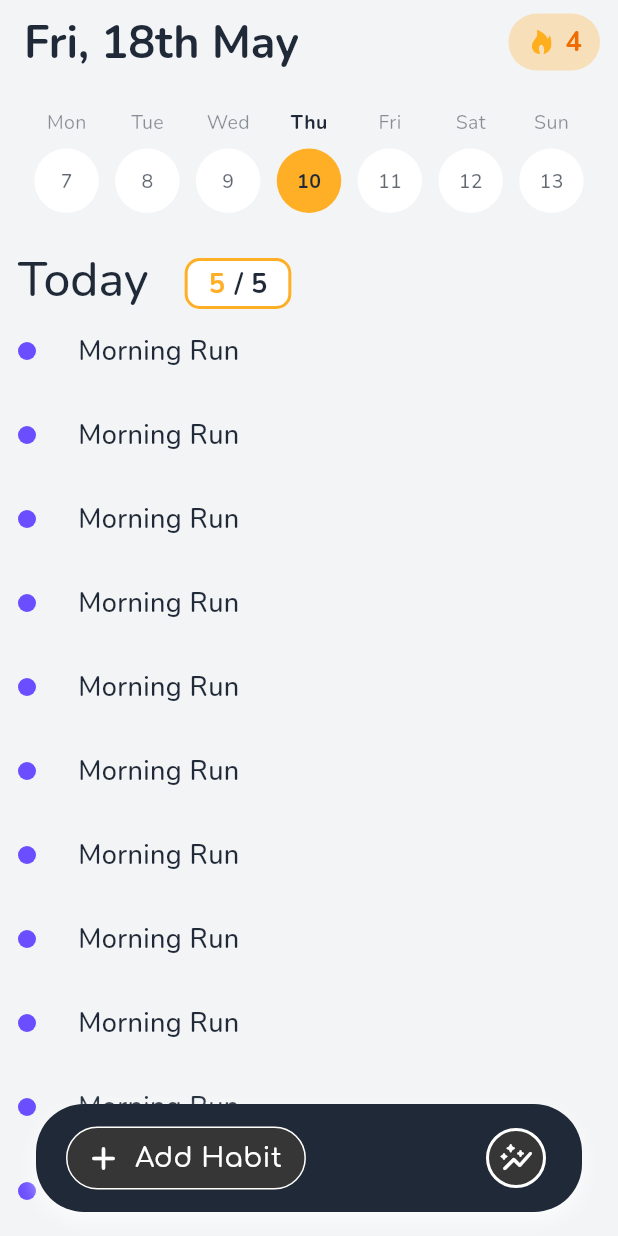
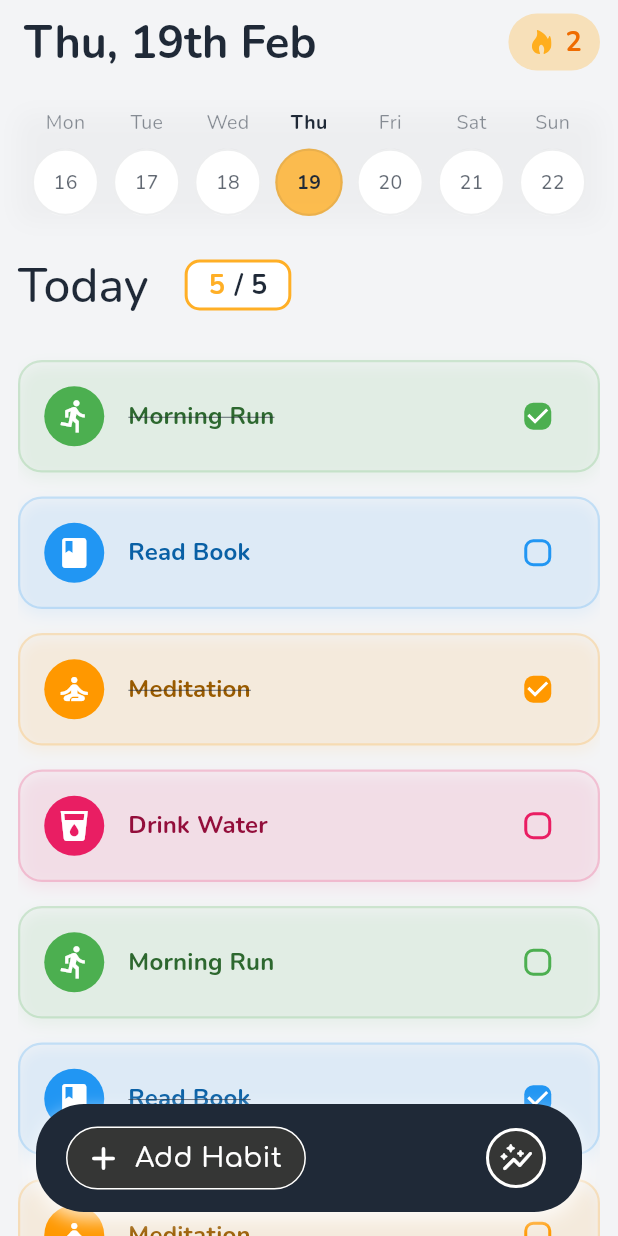
Before and after one commit to kuriboh23/Habit_Tracker, a Flutter app: the screen it shows after launch, on a phone screen of 412 x 824 dp. Run offline on Flutter 3.47's test engine with Material 3 defaults, Android fonts, the phone set to English and light mode, and no system bars; our stand-ins replace flutter_svg.

Commit message:
Home Screen Update

```diff
--- a/lib/core/constants/app_strings.dart
+++ b/lib/core/constants/app_strings.dart
@@ -1,3 +1,5 @@
+import 'package:habit_tracker/core/utils/helper.dart';
+
 class AppStrings {
   // Prevent instantiation
   AppStrings._();
@@ -6,25 +8,15 @@ class AppStrings {
   static const String appName = "Habit Streak";
 
   // --- Home Screen ---
-  static const String homeDateHeading = "Fri, 18th May";
+  static String get homeDateHeading => Helper().getFormattedDate();
   static const String homeTodayHeading = "Today";
   static const String homeNewHabitBtn = "Add Habit";
   static const String homeNoHabits = "No habits for today. Start small!";
   static const String homeProgressTitle = "Progress";
 
-  // Weekdays (for your calendar strip)
-  static const String mon = "Mo";
-  static const String tue = "Tu";
-  static const String wed = "We";
-  static const String thu = "Th";
-  static const String fri = "Fr";
-  static const String sat = "Sa";
-  static const String sun = "Su";
-
-  // --- Add New Habit Screen (The list of categories) ---
+  // --- Add New Habit Screen ---
   static const String addHabitTitle = "Add New Habit";
   static const String done = "Done";
-
 
   // Default Categories
   static const String catHealth = "Health";
@@ -34,13 +26,13 @@ class AppStrings {
   static const String catFinance = "Finance";
   static const String catSocial = "Social";
 
-  // --- Create Habit Screen (The form) ---
+  // --- Create Habit Screen ---
   static const String createHabitTitle = "Create Habit";
   static const String habitNameHint = "Details...";
   static const String selectIcon = "Icon";
   static const String selectColor = "Color";
   static const String createBtn = "Create";
-  static const String updateBtn = "Update"; // For when they edit a habit
+  static const String updateBtn = "Update";
 
   // --- Dialogs & Alerts ---
   static const String deleteConfirmTitle = "Delete Habit?";
@@ -48,4 +40,5 @@ class AppStrings {
   static const String cancel = "Cancel";
   static const String delete = "Delete";
   static const String fieldRequired = "This field cannot be empty";
+
 }
--- /dev/null
+++ b/lib/core/constants/lists.dart
@@ -0,0 +1,64 @@
+import 'package:flutter/material.dart';
+import 'package:habit_tracker/core/theme/habits_palletes.dart';
+import 'package:habit_tracker/data/models/habit.dart';
+
+class AppLists {
+  static const List<String> weekDays = [
+    "Mon",
+    "Tue",
+    "Wed",
+    "Thu",
+    "Fri",
+    "Sat",
+    "Sun"
+  ];
+
+  static List<Habit> habits = [
+    Habit(
+      title: "Morning Run",
+      colorValue: HabitPalettes.colors[0].value,
+      iconCodePoint: Icons.directions_run.codePoint,
+      isCompleted: true
+    ),
+    Habit(
+      title: "Read Book",
+      colorValue: HabitPalettes.colors[1].value,
+      iconCodePoint: Icons.book.codePoint,
+    ),
+    Habit(
+      title: "Meditation",
+      colorValue: HabitPalettes.colors[2].value,
+      iconCodePoint: Icons.self_improvement.codePoint,
+      isCompleted: true
+    ),
+    Habit(
+      title: "Drink Water",
+      colorValue: HabitPalettes.colors[3].value,
+      iconCodePoint: Icons.local_drink.codePoint,
+    ),
+    Habit(
+      title: "Morning Run",
+      colorValue: HabitPalettes.colors[0].value,
+      iconCodePoint: Icons.directions_run.codePoint,
+
+    ),
+    Habit(
+      title: "Read Book",
+      colorValue: HabitPalettes.colors[1].value,
+      iconCodePoint: Icons.book.codePoint,
+      isCompleted: true
+    ),
+    Habit(
+      title: "Meditation",
+      colorValue: HabitPalettes.colors[2].value,
+      iconCodePoint: Icons.self_improvement.codePoint,
+
+    ),
+    Habit(
+      title: "Drink Water",
+      colorValue: HabitPalettes.colors[3].value,
+      iconCodePoint: Icons.local_drink.codePoint,
+      isCompleted: true
+    ),
+  ];
+}
--- a/lib/core/theme/app_theme.dart
+++ b/lib/core/theme/app_theme.dart
@@ -10,6 +10,7 @@ class AppTheme {
     appBarTheme: const AppBarTheme(
     systemOverlayStyle: SystemUiOverlayStyle(
       statusBarIconBrightness: Brightness.dark,
+      statusBarColor: Colors.transparent,
       statusBarBrightness: Brightness.light, // iOS
       ),
     ),
--- /dev/null
+++ b/lib/core/theme/habits_palletes.dart
@@ -0,0 +1,32 @@
+import 'package:flutter/material.dart';
+
+class HabitPalettes {
+  static const List<Color> colors = [
+    Color(0xFF4CAF50), // Green
+    Color(0xFF2196F3), // Blue
+    Color(0xFFFF9800), // Orange
+    Color(0xFFE91E63), // Pink
+  ];
+}
+
+extension HabitColorScheme on Color {
+
+  Color get lightBg => withAlpha(8);
+
+  Color get border => withAlpha(50);
+
+  Color get shadow => withAlpha(20);
+
+  Color get checkboxFill => this;
+
+  Color get iconBg => this;
+
+  Color get textColor => darken(0.2);
+
+  Color darken([double amount = .1]) {
+    final hsl = HSLColor.fromColor(this);
+    final darkened =
+        hsl.withLightness((hsl.lightness - amount).clamp(0.0, 1.0));
+    return darkened.toColor();
+  }
+}
--- /dev/null
+++ b/lib/core/utils/helper.dart
@@ -0,0 +1,57 @@
+import 'package:intl/intl.dart';
+class Helper {
+List<String> getWeekDays() {
+  DateTime now = DateTime.now();
+  // Start of the week (Monday)
+  DateTime monday = now.subtract(Duration(days: now.weekday - 1));
+
+  return List.generate(7, (index) {
+    DateTime day = monday.add(Duration(days: index));
+    return DateFormat('EEE').format(day); // Mon, Tue, ...
+  });
+}
+
+List<int> getWeekDates() {
+  DateTime now = DateTime.now();
+  DateTime monday = now.subtract(Duration(days: now.weekday - 1));
+
+  return List.generate(7, (index) {
+    DateTime day = monday.add(Duration(days: index));
+    return day.day; // 1, 2, 3, ...
+  });
+}
+
+int getTodayDate() {
+  // Monday = 0, Sunday = 6
+  return DateTime.now().day;
+}
+
+
+
+  // --- Private helper to format date dynamically ---
+  String getFormattedDate({DateTime? date}) {
+    DateTime now = date ?? DateTime.now();
+
+    String day = DateFormat('EEE').format(now);   // Fri
+    String month = DateFormat('MMM').format(now); // May
+    int dayNumber = now.day;
+    String suffix = getDaySuffix(dayNumber);
+
+    return "$day, $dayNumber$suffix $month";
+  }
+
+  String getDaySuffix(int day) {
+    if (day >= 11 && day <= 13) return "th";
+
+    switch (day % 10) {
+      case 1:
+        return "st";
+      case 2:
+        return "nd";
+      case 3:
+        return "rd";
+      default:
+        return "th";
+    }
+  }
+}
--- a/lib/data/models/habit.dart
+++ b/lib/data/models/habit.dart
@@ -0,0 +1,13 @@
+class Habit {
+  String title;
+  int colorValue;
+  int iconCodePoint;
+  bool isCompleted;
+
+  Habit({
+    required this.title,
+    required this.colorValue,
+    required this.iconCodePoint,
+    this.isCompleted = false,
+  });
+}
--- a/lib/presentation/screens/home_screen.dart
+++ b/lib/presentation/screens/home_screen.dart
@@ -1,12 +1,18 @@
 import 'package:flutter/material.dart';
+import 'package:flutter_svg/flutter_svg.dart';
 import 'package:habit_tracker/core/constants/app_strings.dart';
+import 'package:habit_tracker/core/constants/lists.dart';
+import 'package:habit_tracker/data/models/habit.dart';
 import 'package:habit_tracker/presentation/widgets/bottom_nav_bar.dart';
 import 'package:habit_tracker/presentation/widgets/date_row.dart';
 import 'package:habit_tracker/presentation/widgets/done_habits_badge.dart';
+import 'package:habit_tracker/presentation/widgets/habit_list_tile.dart';
 import 'package:habit_tracker/presentation/widgets/streak_badge.dart';
 
 class HomeScreen extends StatelessWidget {
-  const HomeScreen({super.key});
+  final List<Habit> habits = AppLists.habits;
+
+  HomeScreen({super.key});
 
   @override
   Widget build(BuildContext context) {
@@ -15,14 +21,12 @@ class HomeScreen extends StatelessWidget {
 
     return Scaffold(
       appBar: AppBar(
-        title: Text(
-          AppStrings.homeDateHeading,
-          style: theme.textTheme.headlineLarge,
-        ),
+        scrolledUnderElevation: 0,
+        title: Text(AppStrings.homeDateHeading, style: theme.textTheme.headlineLarge),
         backgroundColor: Colors.transparent,
         actions: [
-          StreakBadge(count: 4, iconPath: 'assets/icons/flame.svg',backgroundColor: colors.secondary,),
-          SizedBox(width: 12),
+          StreakBadge(count: 2, iconPath: 'assets/icons/flame.svg', backgroundColor: colors.secondary),
+          SizedBox(width: 12,)
         ],
       ),
       body: Padding(
@@ -30,50 +34,34 @@ class HomeScreen extends StatelessWidget {
         child: Column(
           crossAxisAlignment: CrossAxisAlignment.start,
           children: [
-            SizedBox(height: 16),
+            SizedBox(height: 16,),
             DateRow(),
-            SizedBox(height: 24),
+            SizedBox(height: 26,),
             Row(
-              crossAxisAlignment: CrossAxisAlignment.end,
               children: [
-                Text(
-                  AppStrings.homeTodayHeading,
-                  style: theme.textTheme.headlineLarge?.copyWith(
-                    fontWeight: FontWeight.w500,
-                    fontSize: 32,
-                  ),
-                ),
-                SizedBox(width: 24),
-                DoneHabitsBadge(count: 5, total: 5, color: colors.onSurface, doneColor: colors.secondary,),
+                Text(AppStrings.homeTodayHeading, style: theme.textTheme.headlineLarge?.copyWith(
+                  fontWeight: FontWeight.w500,
+                  fontSize: 32
+                ),),
+                SizedBox(width: 24,),
+                DoneHabitsBadge(count: 5, total: 5, color: colors.onSurface, doneColor: colors.secondary),
+
               ],
             ),
-            SizedBox(width: 12),
-                Expanded(
-                  child: ListView.builder(
-                    itemCount: 20,
-                    itemBuilder: (context, index) {
-
-                     return ListTile(
-                        contentPadding: EdgeInsets.zero,
-                        leading: Container(
-                          width: 12,
-                          height: 12,
-                          decoration: BoxDecoration(
-                            shape: BoxShape.circle,
-                            color: colors.primary,
-                          ),
-                        ),
-                        title: Text(
-                          'Morning Run',
-                          style: theme.textTheme.bodyMedium?.copyWith(
-                            fontSize: 18,
-                            fontWeight: FontWeight.w500,
-                          ),
-                        ),
-                      );
-                   } ,
-                  ),
-                ),
+            Expanded(child:
+            Container(
+              margin: const EdgeInsets.only(top: 12),
+              child: habits.isEmpty
+              ? Center(
+                child: SvgPicture.asset('assets/icons/empty.svg'),
+              )
+              : ListView.builder(
+                padding: const EdgeInsets.only(top: 10, bottom: 100),
+                itemCount: habits.length,
+                itemBuilder: (context, index) {
+                return HabitListTile(habit: habits[index]);
+              },),
+            ))
           ],
         ),
       ),
--- a/lib/presentation/widgets/date_row.dart
+++ b/lib/presentation/widgets/date_row.dart
@@ -1,4 +1,5 @@
 import 'package:flutter/material.dart';
+import 'package:habit_tracker/core/utils/helper.dart';
 
 class DateRow extends StatelessWidget {
 
@@ -9,18 +10,25 @@ class DateRow extends StatelessWidget {
     final theme = Theme.of(context);
     final colors = theme.colorScheme;
 
-    final days = ['Mon', 'Tue', 'Wed', 'Thu', 'Fri', 'Sat', 'Sun'];
-    final dates = [7, 8, 9, 10, 11, 12, 13];
-    final todayIndex = 'thu';
+    final days = Helper().getWeekDays();
+    final dates = Helper().getWeekDates();
+    final today = Helper().getTodayDate();
     return Container(
       width: double.infinity,
       decoration: BoxDecoration( // Light background like in the image
         borderRadius: BorderRadius.circular(8), // Optional rounded corners
+        boxShadow: [
+          BoxShadow(
+            color: Colors.black.withAlpha(6),
+            blurRadius: 12,
+            offset: Offset(0, 4),
+          ),
+        ],
       ),
       child: Row(
         mainAxisAlignment: MainAxisAlignment.spaceEvenly,
         children: List.generate(7, (index) {
-          final isToday = days[index].toLowerCase() == todayIndex;
+          final isToday = dates[index] == today;
           return Column(
             children: [
               Text(
@@ -33,11 +41,15 @@ class DateRow extends StatelessWidget {
               ),
               const SizedBox(height: 8),
               Container(
-                width: 43,
-                height: 43,
+                width: 45,
+                height: 45,
                 decoration: BoxDecoration(
+                  border: BoxBorder.all(
+                  color: Theme.of(context).colorScheme.onSurface.withAlpha(20),
+                  width: 1.5,
+                ),
                   shape: BoxShape.circle,
-                  color: isToday ? colors.secondary : Colors.white,
+                  color: isToday ? colors.secondary.withAlpha(205) : Colors.white,
                 ),
                 child: Center(
                   child: Text(
--- /dev/null
+++ b/lib/presentation/widgets/habit_list_tile.dart
@@ -0,0 +1,91 @@
+import 'package:flutter/material.dart';
+import 'package:habit_tracker/core/theme/habits_palletes.dart';
+import 'package:habit_tracker/data/models/habit.dart';
+
+class HabitListTile extends StatelessWidget {
+
+  final Habit habit;
+
+  const HabitListTile({
+    super.key,
+    required this.habit,
+  });
+
+  @override
+  Widget build(BuildContext context) {
+
+    final baseColor = Color(habit.colorValue);
+
+    final icon = IconData(
+      habit.iconCodePoint,
+      fontFamily: 'MaterialIcons',
+    );
+
+    return Container(
+      margin: const EdgeInsets.symmetric(vertical: 8),
+      padding: const EdgeInsets.symmetric(horizontal: 16, vertical: 12),
+      decoration: BoxDecoration(
+        color: baseColor.lightBg,
+        borderRadius: BorderRadius.circular(16),
+        border: Border.all(
+          color: baseColor.border,
+          width: 1.5,
+        ),
+        boxShadow: [
+          BoxShadow(
+            color: baseColor.shadow,
+            blurRadius: 8,
+            offset: const Offset(0, 4),
+          ),
+        ],
+      ),
+      child: Row(
+        mainAxisAlignment: MainAxisAlignment.spaceBetween,
+        children: [
+
+          /// LEFT SIDE
+          Row(
+            children: [
+              CircleAvatar(
+                backgroundColor: baseColor.iconBg,
+                child: Icon(
+                  icon,
+                  color: Colors.white,
+                ),
+              ),
+              const SizedBox(width: 16),
+
+              Text(
+                habit.title,
+                style: Theme.of(context)
+                    .textTheme
+                    .titleMedium
+                    ?.copyWith(
+                      fontWeight: FontWeight.w600,
+                      color: baseColor.textColor,
+                      decoration: habit.isCompleted
+                          ? TextDecoration.lineThrough
+                          : null,
+                    ),
+              ),
+            ],
+          ),
+
+          /// CHECKBOX
+          Checkbox(
+            value: habit.isCompleted,
+            onChanged: (value) {},
+            activeColor: baseColor.checkboxFill,
+            shape: RoundedRectangleBorder(
+              borderRadius: BorderRadius.circular(6),
+            ),
+            side: BorderSide(
+              color: baseColor,
+              width: 2,
+            ),
+          ),
+        ],
+      ),
+    );
+  }
+}
--- a/pubspec.yaml
+++ b/pubspec.yaml
@@ -10,6 +10,7 @@ dependencies:
   flutter:
     sdk: flutter
   flutter_svg: ^2.2.3
+  intl: ^0.20.2
 
 dev_dependencies:
   flutter_test:
```
Also changed, not shown: assets/icons/empty.svg (added), pubspec.lock.
